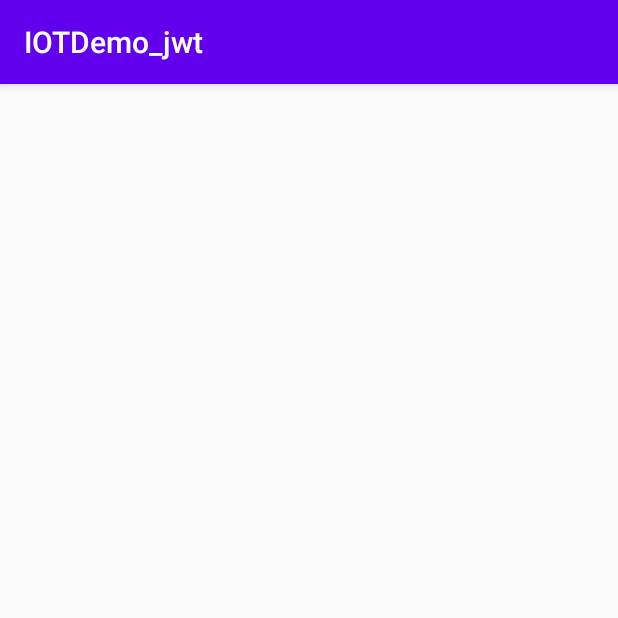
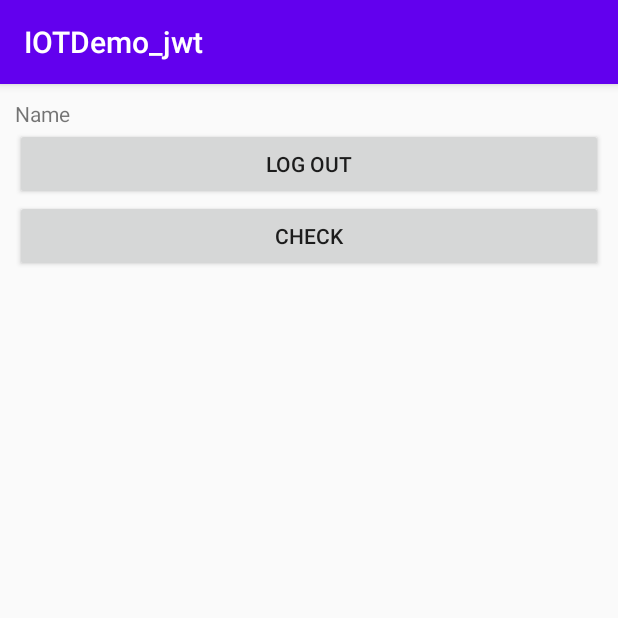
Before and after one commit to M10802129/test, an Android app: the MainActivity screen opened directly, with no data from a screen before it, on a phone screen of 412 x 824 dp, the top half of it. Run offline under Robolectric (Android 15) with nearby library versions, the phone set to English and light mode, and no system bars; 1 statement that could not run was skipped.

```diff
--- a/Android/IOTDemo_jwt/app/src/main/java/com/mitlab/iotdemo_jwt/MainActivity.java
+++ b/Android/IOTDemo_jwt/app/src/main/java/com/mitlab/iotdemo_jwt/MainActivity.java
@@ -2,6 +2,8 @@ package com.mitlab.iotdemo_jwt;
 
 import android.content.Intent;
 import android.os.Bundle;
+import android.view.View;
+import android.widget.Button;
 
 import androidx.appcompat.app.AppCompatActivity;
 
@@ -14,26 +16,43 @@ public class MainActivity extends AppCompatActivity {
     private ApiInterface apiInterface;
     private Boolean isLogin;
 
+    private Button logoutBtn, checkBtn;
 
     @Override
     protected void onCreate(Bundle savedInstanceState) {
         super.onCreate(savedInstanceState);
         setContentView(R.layout.activity_main);
+
+        logoutBtn = (Button)findViewById(R.id.btnLogout);
+        checkBtn = (Button)findViewById(R.id.btnCheck);
+
         isLogin = false;
         sharedPrefManager = new SharedPrefManager(this);
         apiInterface = ApiClient.getClient().create(ApiInterface.class);
 
         if(!sharedPrefManager.getSPIsLogin()){ //未登入
+            isLogin = false;
             Intent intent = new Intent(MainActivity.this, LoginActivity.class).addFlags(Intent.FLAG_ACTIVITY_CLEAR_TOP | Intent.FLAG_ACTIVITY_NEW_TASK);
             startActivity(intent);
             finish();
         }else{
             if(sharedPrefManager.getLoginExpire()){ //登入到期
+                isLogin = false;
                 Intent intent = new Intent(MainActivity.this, LoginActivity.class).addFlags(Intent.FLAG_ACTIVITY_CLEAR_TOP | Intent.FLAG_ACTIVITY_NEW_TASK);
                 startActivity(intent);
                 finish();
             }else{
+                isLogin = true;
+                logoutBtn.setOnClickListener(new View.OnClickListener() {
+                    @Override
+                    public void onClick(View view) {
 
+                        sharedPrefManager.resetSP();
+                        startActivity(new Intent(MainActivity.this, LoginActivity.class)
+                                .addFlags(Intent.FLAG_ACTIVITY_CLEAR_TOP | Intent.FLAG_ACTIVITY_NEW_TASK));
+                        finish();
+                    }
+                });
             }
         }
     }
--- a/Android/IOTDemo_jwt/app/src/main/java/com/mitlab/iotdemo_jwt/MyApp.java
+++ b/Android/IOTDemo_jwt/app/src/main/java/com/mitlab/iotdemo_jwt/MyApp.java
@@ -11,8 +11,8 @@ public class MyApp extends Application {
     }
 
     public static Context getContext(){
-        return instance;
-        // or return instance.getApplicationContext();
+//        return instance;
+        return instance.getApplicationContext();
     }
 
 
--- a/Android/IOTDemo_jwt/app/src/main/java/com/mitlab/iotdemo_jwt/utils/SharedPrefManager.java
+++ b/Android/IOTDemo_jwt/app/src/main/java/com/mitlab/iotdemo_jwt/utils/SharedPrefManager.java
@@ -71,4 +71,9 @@ public class SharedPrefManager {
         else
             return true;
     };
+
+    public void resetSP(){
+        spEditor.clear();
+        spEditor.commit();
+    }
 }
--- a/Android/IOTDemo_jwt/app/src/main/res/layout/activity_main.xml
+++ b/Android/IOTDemo_jwt/app/src/main/res/layout/activity_main.xml
@@ -1,7 +1,36 @@
 <?xml version="1.0" encoding="utf-8"?>
-<androidx.constraintlayout.widget.ConstraintLayout xmlns:android="http://schemas.android.com/apk/res/android"
+<RelativeLayout
+    xmlns:android="http://schemas.android.com/apk/res/android"
     xmlns:app="http://schemas.android.com/apk/res-auto"
     xmlns:tools="http://schemas.android.com/tools"
     android:layout_width="match_parent"
     android:layout_height="match_parent"
-    tools:context=".MainActivity"/>
+    tools:context=".MainActivity">
+
+    <LinearLayout
+        android:padding="10dp"
+        android:orientation="vertical"
+        android:layout_width="match_parent"
+        android:layout_height="match_parent">
+
+        <TextView
+            android:id="@+id/nameText"
+            android:text="Name"
+            android:layout_width="wrap_content"
+            android:layout_height="wrap_content"/>
+
+        <Button
+            android:id="@+id/btnLogout"
+            android:text="LOG OUT"
+            android:layout_width="match_parent"
+            android:layout_height="wrap_content"/>
+
+        <Button
+            android:id="@+id/btnCheck"
+            android:text="CHECK"
+            android:layout_width="match_parent"
+            android:layout_height="wrap_content"/>
+
+    </LinearLayout>
+
+</RelativeLayout>
```
